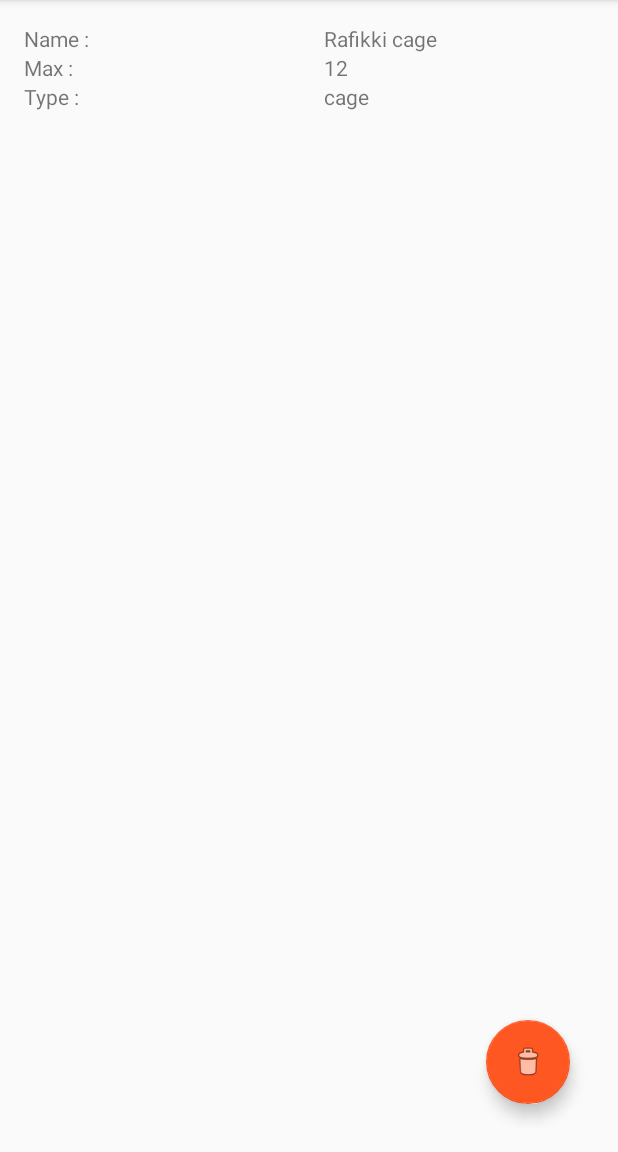
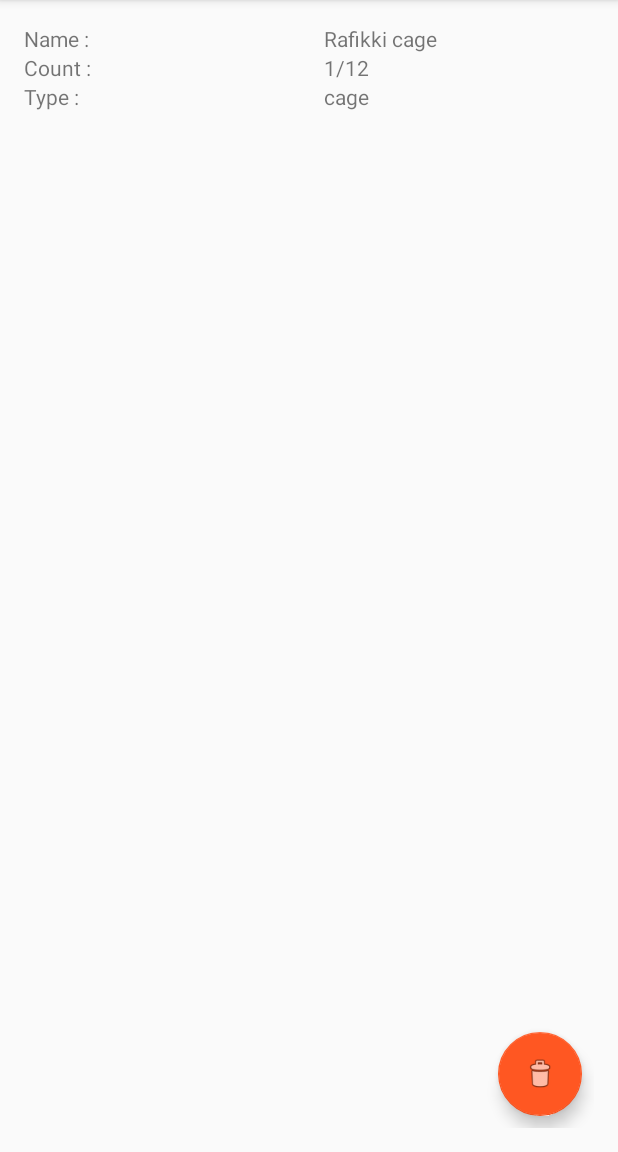
Before and after one commit to ZooJumanji/ZooJumanji, an Android app: the EnclosureActivity screen opened directly, with no data from a screen before it, after a tap on "Rafikki cage", on a phone screen of 412 x 824 dp, the part 84-1236 px from its top. Run offline under Robolectric (Android 15) with nearby library versions, the phone set to English and light mode, and no system bars.

Commit message:
Enclos red if is full

```diff
--- a/Android/app/src/main/java/com/example/hb/zoojumanji/EnclosureDetailActivity.java
+++ b/Android/app/src/main/java/com/example/hb/zoojumanji/EnclosureDetailActivity.java
@@ -1,6 +1,7 @@
 package com.example.hb.zoojumanji;
 
 import android.content.Intent;
+import android.graphics.Color;
 import android.support.design.widget.FloatingActionButton;
 import android.support.v7.app.AppCompatActivity;
 import android.os.Bundle;
@@ -9,13 +10,12 @@ import android.widget.TextView;
 import android.widget.Toast;
 
 import com.example.hb.zoojumanji.dataManager.DataManager;
-import com.example.hb.zoojumanji.object.Animal;
 import com.example.hb.zoojumanji.object.Enclosure;
 
 public class EnclosureDetailActivity extends AppCompatActivity {
 
     protected TextView nameText;
-    protected TextView maxText;
+    protected TextView countText;
     protected TextView typeText;
 
     @Override
@@ -25,7 +25,7 @@ public class EnclosureDetailActivity extends AppCompatActivity {
 
         // Initialize TextView
         nameText = (TextView) findViewById(R.id.detail_enclosure_name);
-        maxText = (TextView) findViewById(R.id.detail_enclosure_max);
+        countText = (TextView) findViewById(R.id.detail_enclosure_count);
         typeText = (TextView) findViewById(R.id.detail_enclosure_type);
 
         // Get Animal from id
@@ -34,8 +34,12 @@ public class EnclosureDetailActivity extends AppCompatActivity {
 
         // Display parameters
         nameText.setText(enclosure.getName());
-        maxText.setText(String.valueOf(enclosure.getMax()));
+        countText.setText(String.valueOf(enclosure.getAnimalsCount())+"/"+String.valueOf(enclosure.getMax()));
         typeText.setText(getString(enclosure.getType()));
+
+        if (enclosure.getAnimalsCount() == enclosure.getMax()) {
+            countText.setTextColor(Color.RED);
+        }
 
         // Get clicked floatingButton
         FloatingActionButton button = (FloatingActionButton) findViewById(R.id.delete_fab);
--- a/Android/app/src/main/java/com/example/hb/zoojumanji/object/Enclosure.java
+++ b/Android/app/src/main/java/com/example/hb/zoojumanji/object/Enclosure.java
@@ -72,6 +72,10 @@ public class Enclosure {
         }
     }
 
+    public int getAnimalsCount() {
+        return animals.size();
+    }
+
     public Enclosure(int id, String name, int max, int type) {
         setId(id)
             .setName(name)
--- a/Android/app/src/main/res/layout/activity_enclosure_detail.xml
+++ b/Android/app/src/main/res/layout/activity_enclosure_detail.xml
@@ -38,12 +38,12 @@
             <TextView
                 android:layout_width="@dimen/detail_label"
                 android:layout_height="wrap_content"
-                android:text="@string/detail_label_max" />
+                android:text="@string/detail_label_count" />
 
             <TextView
                 android:layout_width="match_parent"
                 android:layout_height="wrap_content"
-                android:id="@+id/detail_enclosure_max"/>
+                android:id="@+id/detail_enclosure_count"/>
 
         </LinearLayout>
 
--- a/Android/app/src/main/res/values/dimens.xml
+++ b/Android/app/src/main/res/values/dimens.xml
@@ -2,7 +2,7 @@
     <!-- Default screen margins, per the Android Design guidelines. -->
     <dimen name="activity_horizontal_margin">16dp</dimen>
     <dimen name="activity_vertical_margin">16dp</dimen>
-    <dimen name="fab_margin">16dp</dimen>
+    <dimen name="fab_margin">8dp</dimen>
     <dimen name="title_size">32sp</dimen>
     <dimen name="detail_label">200dp</dimen>
 </resources>
--- a/Android/app/src/main/res/values/strings.xml
+++ b/Android/app/src/main/res/values/strings.xml
@@ -32,7 +32,7 @@
     <string name="detail_label_sex">Sex : </string>
     <string name="detail_label_species">Species : </string>
     <string name="detail_label_type">Type : </string>
-    <string name="detail_label_max">Max : </string>
+    <string name="detail_label_count">Count : </string>
 
     <string name="enclosure_type_cage">cage</string>
     <string name="enclosure_type_paddock">paddock</string>
```
Also changed, not shown: 1 other file.
